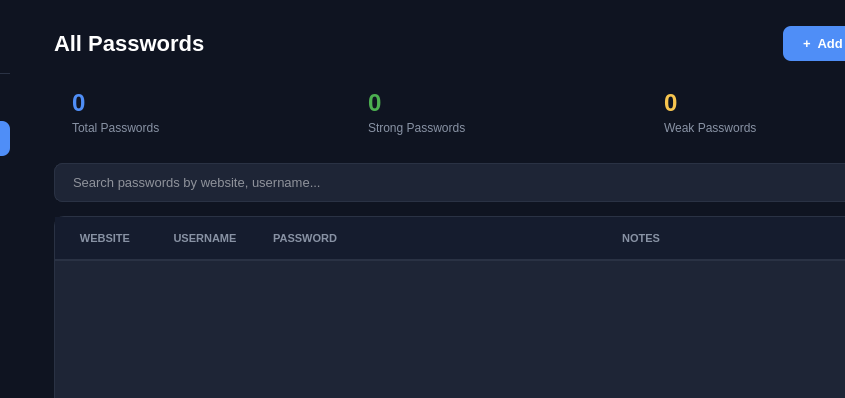
This is HashVault/HashVault.ui in Sanketpatil27/HashVault as Qt 5 draws it before an edit; both pictures show x 142 to 987 and y 0 to 398 of the 1100 by 700 pixel window. The edited form follows.
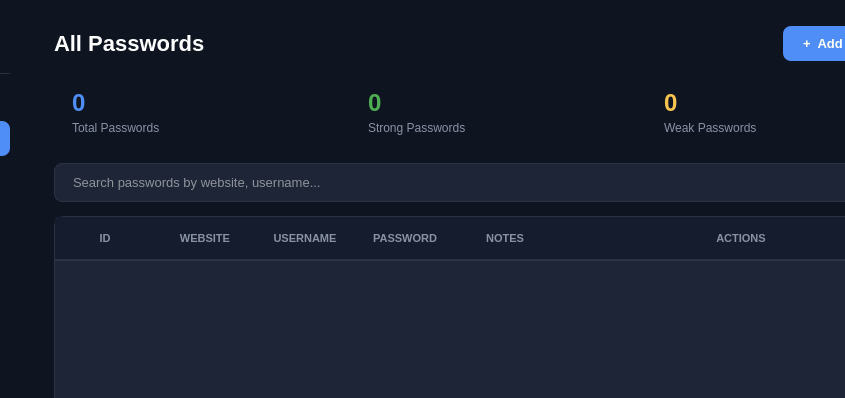
This is the edited form. The open tabs and pages were chosen to show the change.

Commit message: added the action buttons to the password table and implemented delete functionality

The edit to the form file:
```diff
--- a/HashVault/HashVault.ui
+++ b/HashVault/HashVault.ui
@@ -1023,7 +1023,7 @@
              <bool>false</bool>
             </property>
             <property name="columnCount">
-             <number>4</number>
+             <number>6</number>
             </property>
             <attribute name="horizontalHeaderStretchLastSection">
              <bool>true</bool>
@@ -1031,6 +1031,11 @@
             <attribute name="verticalHeaderVisible">
              <bool>false</bool>
             </attribute>
+            <column>
+             <property name="text">
+              <string>ID</string>
+             </property>
+            </column>
             <column>
              <property name="text">
               <string>WEBSITE</string>
@@ -1051,6 +1056,11 @@
               <string>NOTES</string>
              </property>
             </column>
+            <column>
+             <property name="text">
+              <string>ACTIONS</string>
+             </property>
+            </column>
            </widget>
           </item>
          </layout>
```
The commit also changes 3 other files.
